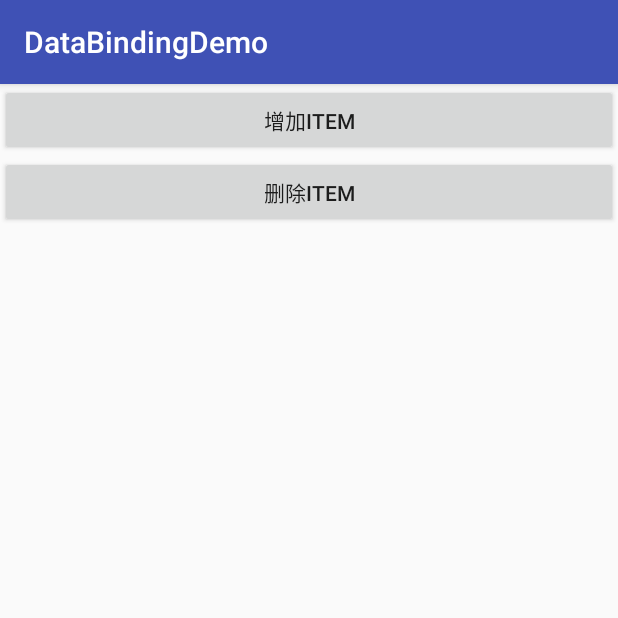
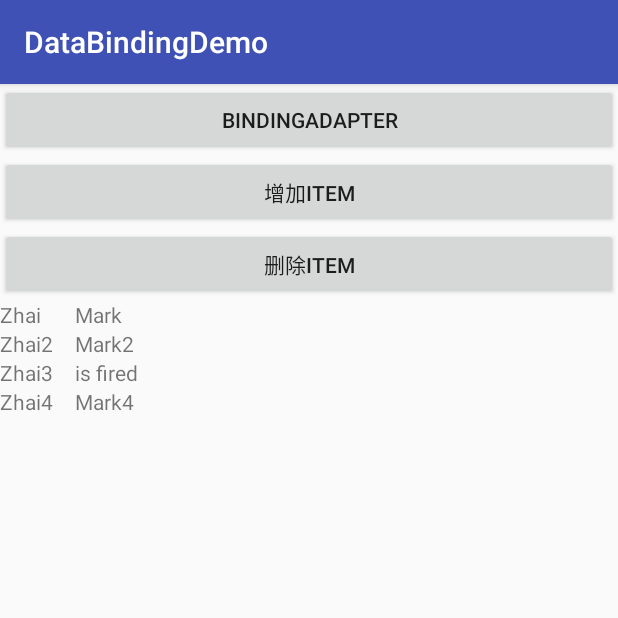
Before and after one commit to qichanna/DataBindingDemo, an Android app: the screen it shows after launch (MainActivity), on a phone screen of 412 x 824 dp, the top half of it. Run offline under Robolectric (Android 15) with nearby library versions, the phone set to English and light mode, and no system bars; our stand-ins replace data binding; 4 statements that could not run were skipped.

Commit message:
recycleview and bindadapter add

```diff
--- a/app/src/main/AndroidManifest.xml
+++ b/app/src/main/AndroidManifest.xml
@@ -16,6 +16,7 @@
                 <category android:name="android.intent.category.LAUNCHER" />
             </intent-filter>
         </activity>
+        <activity android:name=".ExpressionActivity"></activity>
     </application>
 
 </manifest>
--- a/app/src/main/java/com/liqi/databindingdemo/Employee.java
+++ b/app/src/main/java/com/liqi/databindingdemo/Employee.java
@@ -1,31 +1,45 @@
 package com.liqi.databindingdemo;
+
+import android.databinding.BaseObservable;
+import android.databinding.Bindable;
+import android.databinding.ObservableBoolean;
 
 /**
  * Created by liqi on 2017/4/26.
  */
 
-public class Employee {
+public class Employee extends BaseObservable{
     private String first;
     private String last;
+    public ObservableBoolean isFired = new ObservableBoolean();
 
-    public Employee(String first, String last) {
+    public Employee(String first, String last,boolean isfired) {
         this.first = first;
         this.last = last;
+        this.isFired.set(isfired);
     }
 
+    @Bindable
     public String getFirst() {
         return first;
     }
 
     public void setFirst(String first) {
         this.first = first;
+        notifyPropertyChanged(BR.first);
     }
 
+    @Bindable
     public String getLast() {
         return last;
     }
 
     public void setLast(String last) {
         this.last = last;
+        notifyPropertyChanged(BR.last);
+    }
+
+    public void setIsFired(ObservableBoolean isFired) {
+        this.isFired = isFired;
     }
 }
--- a/app/src/main/java/com/liqi/databindingdemo/EmployeeAdapter.java
+++ b/app/src/main/java/com/liqi/databindingdemo/EmployeeAdapter.java
@@ -1,12 +1,17 @@
 package com.liqi.databindingdemo;
 
 import android.content.Context;
+import android.databinding.DataBindingUtil;
+import android.databinding.ViewDataBinding;
 import android.support.v7.widget.RecyclerView;
+import android.util.Log;
 import android.view.LayoutInflater;
+import android.view.View;
 import android.view.ViewGroup;
 
 import java.util.ArrayList;
 import java.util.List;
+import java.util.Random;
 
 /**
  * Created by liqi on 2017/4/27.
@@ -21,7 +26,7 @@ public class EmployeeAdapter extends RecyclerView.Adapter<BindingViewHolder> {
     private OnItemClickListener mListener;
     private List<Employee> mEmployeeList;
 
-    private interface OnItemClickListener {
+    public interface OnItemClickListener {
         void OnEmployeeClick(Employee employee);
     }
 
@@ -34,22 +39,67 @@ public class EmployeeAdapter extends RecyclerView.Adapter<BindingViewHolder> {
     @Override
     public int getItemViewType(int position) {
         final Employee employee = mEmployeeList.get(position);
-
-        return super.getItemViewType(position);
+        if(employee.isFired.get()){
+            return ITEM_VIEW_TYPE_OFF;
+        }else {
+            return ITEM_VIEW_TYPE_ON;
+        }
     }
 
     @Override
     public BindingViewHolder onCreateViewHolder(ViewGroup parent, int viewType) {
-        return null;
+        ViewDataBinding binding;
+        if(viewType == ITEM_VIEW_TYPE_ON){
+            binding = DataBindingUtil.inflate(mLayoutInflater,R.layout.item_employee,parent,false);
+        }else{
+            binding = DataBindingUtil.inflate(mLayoutInflater,R.layout.item_employee_off,parent,false);
+        }
+        return new BindingViewHolder(binding);
     }
 
     @Override
     public void onBindViewHolder(BindingViewHolder holder, int position) {
-
+        final Employee employee = mEmployeeList.get(position);
+        holder.getBinding().setVariable(BR.item,employee);
+        holder.getBinding().executePendingBindings();
+        holder.itemView.setOnClickListener(new View.OnClickListener() {
+            @Override
+            public void onClick(View v) {
+                if(mListener != null){
+                    mListener.OnEmployeeClick(employee);
+                }
+            }
+        });
     }
 
     @Override
     public int getItemCount() {
-        return 0;
+        return mEmployeeList.size();
     }
+
+    public void setListener(OnItemClickListener mListener) {
+        this.mListener = mListener;
+    }
+
+    public void addAll(List<Employee> employees){
+        mEmployeeList.addAll(employees);
+    }
+
+    Random mRandom = new Random(System.currentTimeMillis());
+
+    public void add(Employee employee){
+        int position = mRandom.nextInt(mEmployeeList.size() + 1);
+        mEmployeeList.add(position,employee);
+        notifyItemInserted(mEmployeeList.size());
+    }
+
+    public void remove(){
+        if(mEmployeeList.size() == 0){
+            return;
+        }
+        int position = mRandom.nextInt(mEmployeeList.size());
+        mEmployeeList.remove(position);
+        notifyItemRemoved(position);
+    }
+
 }
--- a/app/src/main/java/com/liqi/databindingdemo/MainActivity.java
+++ b/app/src/main/java/com/liqi/databindingdemo/MainActivity.java
@@ -1,25 +1,31 @@
 package com.liqi.databindingdemo;
 
+import android.content.Intent;
 import android.databinding.DataBindingUtil;
 import android.support.v7.app.AppCompatActivity;
 import android.os.Bundle;
 import android.support.v7.widget.LinearLayoutManager;
+import android.util.Log;
 import android.view.View;
 import android.widget.Toast;
 
 import com.liqi.databindingdemo.databinding.ActivityMainBinding;
 
+import java.util.ArrayList;
+import java.util.List;
+
 
 public class MainActivity extends AppCompatActivity {
 
     ActivityMainBinding mBinding;
+    EmployeeAdapter mEmployeeAdapter;
 
     public class Presenter{
         public void onClickAddItem(View view){
-            Toast.makeText(MainActivity.this,"aaa",500).show();
+            mEmployeeAdapter.add(new Employee("haha","1",false));
         }
         public void onClickRemoveItem(View view){
-            Toast.makeText(MainActivity.this,"bbb",500).show();
+            mEmployeeAdapter.remove();
         }
     }
 
@@ -27,13 +33,33 @@ public class MainActivity extends AppCompatActivity {
     protected void onCreate(Bundle savedInstanceState) {
         super.onCreate(savedInstanceState);
         mBinding = DataBindingUtil.setContentView(this,R.layout.activity_main);
-        Employee em = new Employee("增加item","删除item");
+        Employee em = new Employee("增加item","删除item",false);
         Presenter p = new Presenter();
 //        mBinding.setEmployee(em);
         mBinding.setVariable(BR.employee,em);
 //        mBinding.setPresenter(p);
         mBinding.setVariable(BR.presenter,p);
+//.................................
 
         mBinding.recyclerView.setLayoutManager(new LinearLayoutManager(this));
+        mEmployeeAdapter = new EmployeeAdapter(this);
+        mBinding.recyclerView.setAdapter(mEmployeeAdapter);
+        mEmployeeAdapter.setListener(new EmployeeAdapter.OnItemClickListener() {
+            @Override
+            public void OnEmployeeClick(Employee employee) {
+                Toast.makeText(MainActivity.this,employee.getFirst(),500).show();
+            }
+        });
+        List<Employee> demoList = new ArrayList<>();
+        demoList.add(new Employee("Zhai","Mark",false));
+        demoList.add(new Employee("Zhai2","Mark2",false));
+        demoList.add(new Employee("Zhai3","Mark3",true));
+        demoList.add(new Employee("Zhai4","Mark4",false));
+        mEmployeeAdapter.addAll(demoList);
+    }
+
+    public void intoExpress(View view){
+        Intent i = new Intent(this,ExpressionActivity.class);
+        startActivity(i);
     }
 }
--- a/app/src/main/res/layout/activity_main.xml
+++ b/app/src/main/res/layout/activity_main.xml
@@ -18,6 +18,12 @@
     <Button
         android:layout_width="match_parent"
         android:layout_height="wrap_content"
+        android:onClick="intoExpress"
+        android:text="bindingAdapter"/>
+
+    <Button
+        android:layout_width="match_parent"
+        android:layout_height="wrap_content"
         android:onClick="@{presenter.onClickAddItem}"
         android:text="@{employee.first}"/>
 
--- /dev/null
+++ b/app/src/main/res/layout/item_employee.xml
@@ -0,0 +1,27 @@
+<?xml version="1.0" encoding="utf-8"?>
+<layout xmlns:android="http://schemas.android.com/apk/res/android">
+    <data>
+        <variable
+            name="item"
+            type="com.liqi.databindingdemo.Employee"/>
+    </data>
+
+    <LinearLayout
+        android:layout_width="match_parent"
+        android:layout_height="wrap_content"
+        android:orientation="horizontal">
+
+        <TextView
+            android:layout_width="50dp"
+            android:layout_height="wrap_content"
+            android:gravity="left"
+            android:text="@{item.first}"/>
+
+        <TextView
+            android:layout_width="50dp"
+            android:layout_height="wrap_content"
+            android:gravity="left"
+            android:text="@{item.last}"/>
+
+    </LinearLayout>
+</layout>
--- /dev/null
+++ b/app/src/main/res/layout/item_employee_off.xml
@@ -0,0 +1,27 @@
+<?xml version="1.0" encoding="utf-8"?>
+<layout xmlns:android="http://schemas.android.com/apk/res/android">
+    <data>
+        <variable
+            name="item"
+            type="com.liqi.databindingdemo.Employee"/>
+    </data>
+
+    <LinearLayout
+        android:layout_width="match_parent"
+        android:layout_height="wrap_content"
+        android:orientation="horizontal">
+
+        <TextView
+            android:layout_width="50dp"
+            android:layout_height="wrap_content"
+            android:gravity="left"
+            android:text="@{item.first}"/>
+
+        <TextView
+            android:layout_width="50dp"
+            android:layout_height="wrap_content"
+            android:gravity="left"
+            android:text="is fired"/>
+
+    </LinearLayout>
+</layout>
```
Also changed, not shown: app/src/main/java/com/liqi/databindingdemo/DemoBindingAdapter.java (added, +23 -0 lines), app/src/main/java/com/liqi/databindingdemo/ExpressionActivity.java (added, +20 -0 lines), app/src/main/res/layout/activity_expression.xml (added, +20 -0 lines), app/src/main/res/drawable/ic_launcher.png (added).
